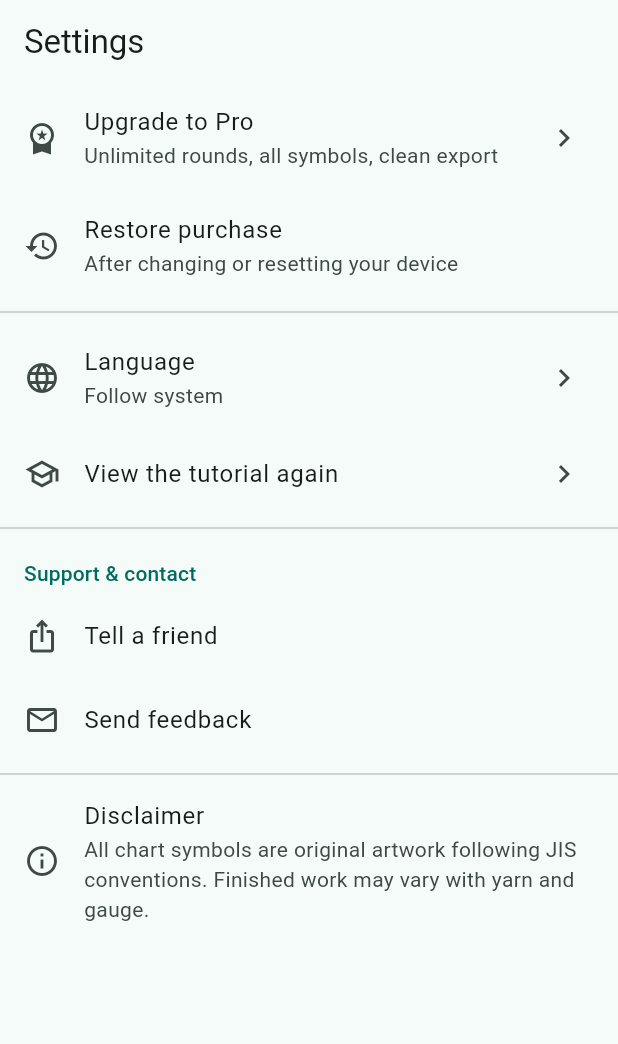
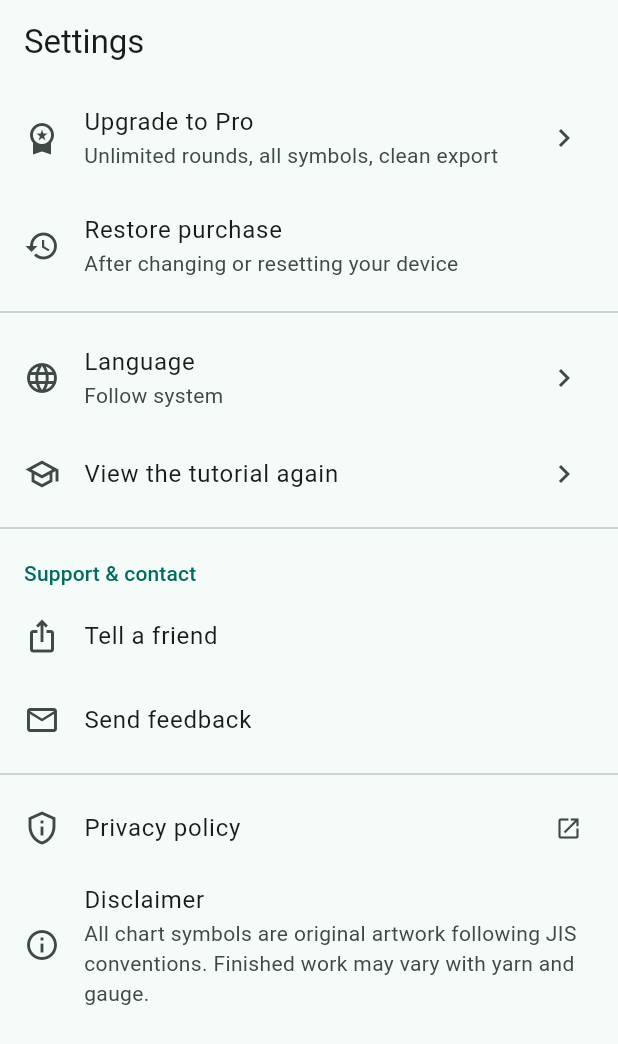
Before and after one commit to macping/kagibari-designer, a Flutter app: the SettingsScreen screen opened directly with empty values, on a phone screen of 412 x 824 dp. Shown: the top 1044 px of the screen. Run offline on Flutter 3.47's test engine with Material 3 defaults, Android fonts, the phone set to English and light mode, and no system bars; our stand-ins replace auto_size_text, flutter_svg, in_app_purchase, in_app_review, package_info_plus, pdf and 3 more; missing offline and left inert: file_selector, in_app_update; accounts and stored records are empty.

Commit message:
设置页内嵌隐私政策入口+版本1.0.0+3 (2026-11-18 用户裁决)
- 設定: プライバシーポリシー ListTile (privacy_tip+open_in_new) -> url_launcher 外开托管页;
  URL 不显示在 UI (宛先非表示口径同 feedback 邮箱); ARB 三语 privacyPolicy
- 测试: 入口在位断言 + textContaining http findsNothing (34件全绿)
- 调色板横滑修复: Draggable affinity 纵向让渡 (记号tile抢横向手势致列表滑不动, 用户发现)
- versionCode 2->3 (vc2=fix-kagibari会话已占用); changelogs/3.txt 三语
- 规则已提案 APP构建方法 (设置页标配隐私入口, kagibari=参考件)

Co-Authored-By: Claude Fable 5 <noreply@anthropic.com>

```diff
--- a/lib/core/app_links.dart
+++ b/lib/core/app_links.dart
@@ -12,3 +12,8 @@ const kPlayStoreUrl =
 
 /// Android の「更新」ボタン遷移先（Play アプリ直開き）。
 const kPlayMarketUri = 'market://details?id=$kAndroidPackageId';
+
+/// プライバシーポリシー（托管页。設定から外部ブラウザで開く——
+/// URL 自体は UI に表示しない: 宛先非表示口径はフィードバック邮箱と同じ）。
+const kPrivacyPolicyUrl =
+    'https://macping.github.io/kagibari-designer/privacy.html';
--- a/lib/features/charts/presentation/chart_list_screen.dart
+++ b/lib/features/charts/presentation/chart_list_screen.dart
@@ -67,7 +67,8 @@ class _ChartListScreenState extends State<ChartListScreen>
     final chart = mode == ChartMode.round
         ? Chart.newRound(id: id, title: l10n.chartDefaultTitle)
         : Chart.newGrid(id: id, title: l10n.chartDefaultTitle);
-    await widget.repository.save(chart);
+    // 案3(2026-11-10): 作成直後は保存しない。ユーザーが実際に編集した時だけ
+    // 永続化する（未編集のまま戻ると「未命名」が増える不具合の修正）。
     await _openEditor(chart);
   }
 
--- a/lib/features/charts/presentation/editor_screen.dart
+++ b/lib/features/charts/presentation/editor_screen.dart
@@ -676,6 +676,10 @@ class _SymbolTile extends StatelessWidget {
     final interactive = GestureDetector(onTap: onTap, child: tile);
     if (locked) return interactive;
     return Draggable<String>(
+      // 横スワイプはパレットのスクロールに譲る（affinity 無指定だと
+      // Draggable が全方向の手勢を奪い、リストが横に滑れず後方の記号が
+      // 見えない——2026-11-18 用户指摘）。縦ドラッグ＝キャンバスへ配置。
+      affinity: Axis.vertical,
       data: symbol.id,
       feedback: Material(
         color: Colors.transparent,
--- a/lib/features/settings/presentation/settings_screen.dart
+++ b/lib/features/settings/presentation/settings_screen.dart
@@ -149,6 +149,23 @@ class SettingsScreen extends StatelessWidget {
               onTap: () => _sendFeedback(context, l10n),
             ),
             const Divider(),
+            // プライバシーポリシー: タップで托管页を外部ブラウザ表示。
+            // URL は UI に出さない（宛先非表示口径——2026-11-18 用户裁决）。
+            ListTile(
+              leading: const Icon(Icons.privacy_tip_outlined),
+              title: Text(l10n.privacyPolicy),
+              trailing: const Icon(Icons.open_in_new, size: 18),
+              onTap: () async {
+                try {
+                  await launchUrl(
+                    Uri.parse(kPrivacyPolicyUrl),
+                    mode: LaunchMode.externalApplication,
+                  );
+                } on Exception {
+                  // ブラウザ不在は静黙
+                }
+              },
+            ),
             ListTile(
               leading: const Icon(Icons.info_outline),
               title: Text(l10n.disclaimerTitle),
--- a/lib/l10n/app_en.arb
+++ b/lib/l10n/app_en.arb
@@ -15,6 +15,7 @@
   "restoreSubtitle": "After changing or resetting your device",
   "restoreStarted": "Restore started",
   "restoreFailed": "Could not restore. Check your store connection",
+  "privacyPolicy": "Privacy policy",
   "disclaimerTitle": "Disclaimer",
   "disclaimerBody": "All chart symbols are original artwork following JIS conventions. Finished work may vary with yarn and gauge.",
   "languageTitle": "Language",
--- a/lib/l10n/app_ja.arb
+++ b/lib/l10n/app_ja.arb
@@ -15,6 +15,7 @@
   "restoreSubtitle": "機種変更・再インストールした場合",
   "restoreStarted": "復元処理を開始しました",
   "restoreFailed": "復元できませんでした。ストア接続をご確認ください",
+  "privacyPolicy": "プライバシーポリシー",
   "disclaimerTitle": "免責事項",
   "disclaimerBody": "本アプリの記号はJISの表記慣行を参考にした自社制作の図案です。実際の編み上がりは毛糸やゲージにより異なります。",
   "languageTitle": "言語",
--- a/lib/l10n/app_localizations.dart
+++ b/lib/l10n/app_localizations.dart
@@ -177,6 +177,12 @@ abstract class AppLocalizations {
   /// In en, this message translates to:
   /// **'Could not restore. Check your store connection'**
   String get restoreFailed;
+
+  /// No description provided for @privacyPolicy.
+  ///
+  /// In en, this message translates to:
+  /// **'Privacy policy'**
+  String get privacyPolicy;
 
   /// No description provided for @disclaimerTitle.
   ///
--- a/lib/l10n/app_localizations_en.dart
+++ b/lib/l10n/app_localizations_en.dart
@@ -47,6 +47,9 @@ class AppLocalizationsEn extends AppLocalizations {
 
   @override
   String get restoreFailed => 'Could not restore. Check your store connection';
+
+  @override
+  String get privacyPolicy => 'Privacy policy';
 
   @override
   String get disclaimerTitle => 'Disclaimer';
--- a/lib/l10n/app_localizations_ja.dart
+++ b/lib/l10n/app_localizations_ja.dart
@@ -46,6 +46,9 @@ class AppLocalizationsJa extends AppLocalizations {
 
   @override
   String get restoreFailed => '復元できませんでした。ストア接続をご確認ください';
+
+  @override
+  String get privacyPolicy => 'プライバシーポリシー';
 
   @override
   String get disclaimerTitle => '免責事項';
--- a/lib/l10n/app_localizations_zh.dart
+++ b/lib/l10n/app_localizations_zh.dart
@@ -46,6 +46,9 @@ class AppLocalizationsZh extends AppLocalizations {
 
   @override
   String get restoreFailed => '无法恢复，请检查商店连接';
+
+  @override
+  String get privacyPolicy => '隐私政策';
 
   @override
   String get disclaimerTitle => '免责声明';
--- a/lib/l10n/app_zh.arb
+++ b/lib/l10n/app_zh.arb
@@ -15,6 +15,7 @@
   "restoreSubtitle": "更换设备或重新安装后",
   "restoreStarted": "已开始恢复",
   "restoreFailed": "无法恢复，请检查商店连接",
+  "privacyPolicy": "隐私政策",
   "disclaimerTitle": "免责声明",
   "disclaimerBody": "本应用的记号为参考JIS表记惯例的自制图案。实际编织效果因毛线和密度而异。",
   "languageTitle": "语言",
--- a/pubspec.yaml
+++ b/pubspec.yaml
@@ -16,7 +16,7 @@ publish_to: 'none' # Remove this line if you wish to publish to pub.dev
 # https://developer.apple.com/library/archive/documentation/General/Reference/InfoPlistKeyReference/Articles/CoreFoundationKeys.html
 # In Windows, build-name is used as the major, minor, and patch parts
 # of the product and file versions while build-number is used as the build suffix.
-version: 1.0.0+2
+version: 1.0.0+3
 
 environment:
   sdk: ^3.12.2
```
Also changed, not shown: lib/features/charts/presentation/editor_controller.dart (+6 -1 lines), store/assets/src/sample-backup.json (+1 -1 lines), 5 other files.
